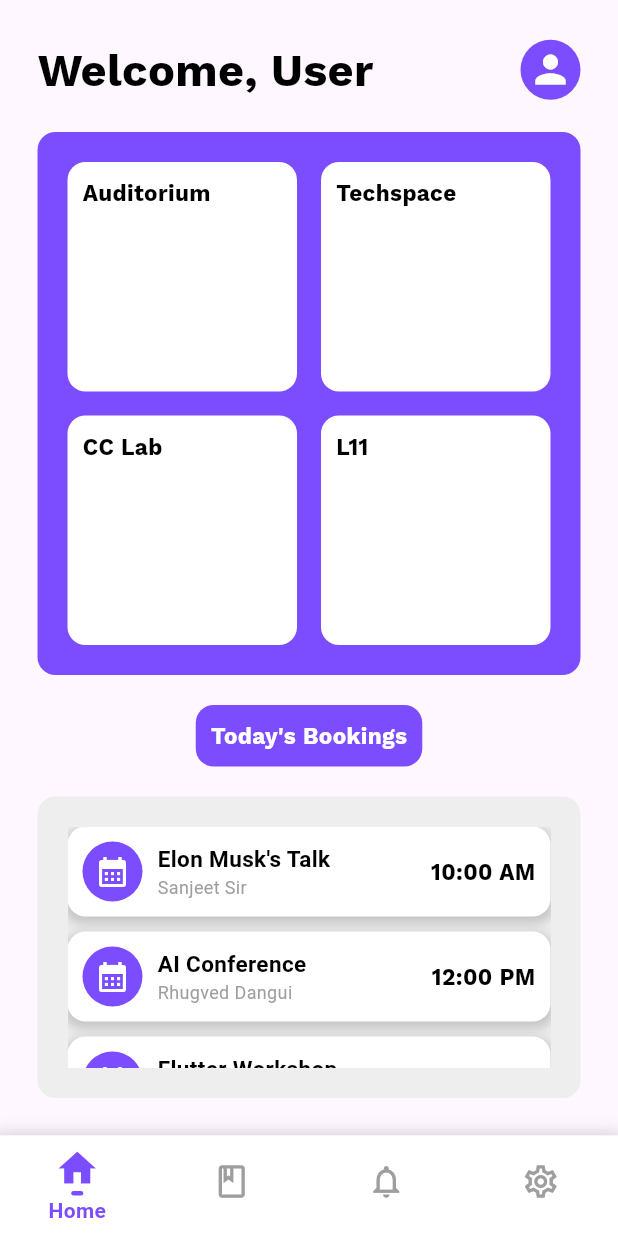
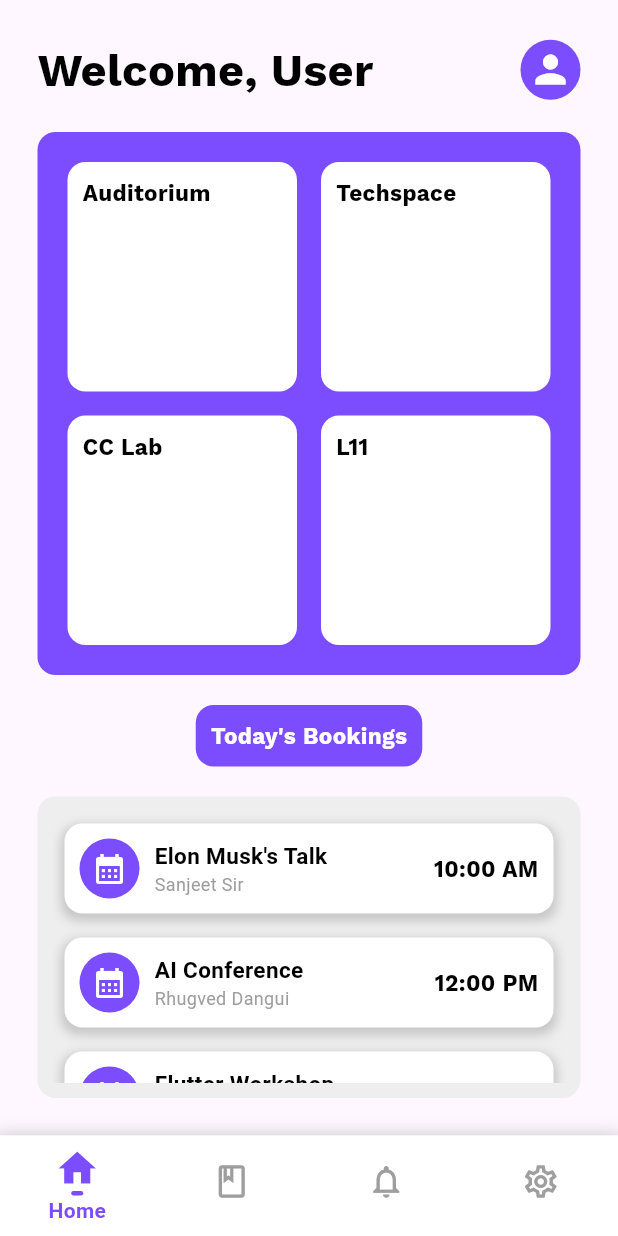
Before and after one commit to TeamEquinox-05/testapp05, a Flutter app: the screen it shows after launch, on a phone screen of 412 x 824 dp. Run offline on Flutter 3.47's test engine with Material 3 defaults, Android fonts, the phone set to English and light mode, and no system bars.

Commit message:
fixed shadow of list

```diff
--- a/lib/pages/homepage.dart
+++ b/lib/pages/homepage.dart
@@ -50,7 +50,6 @@ class _HomepageState extends State<Homepage> {
     {
       "place": "L11",
     },
-
   ];
 
   final List<Widget> _pages = [];
@@ -59,7 +58,8 @@ class _HomepageState extends State<Homepage> {
   void initState() {
     super.initState();
     _pages.add(
-      Padding(
+      SafeArea(
+        child: Padding(
           padding: const EdgeInsets.all(25.0),
           child: Column(
             children: [
@@ -146,7 +146,7 @@ class _HomepageState extends State<Homepage> {
                     color: Colors.grey[200],
                     borderRadius: BorderRadius.circular(12),
                   ),
-                padding: const EdgeInsets.all(20.0),
+                  padding: const EdgeInsets.all(10.0),
                   child: bookings.isEmpty
                       ? Center(
                           child: Text(
@@ -160,10 +160,13 @@ class _HomepageState extends State<Homepage> {
                           ),
                         )
                       : ListView.builder(
+                          shrinkWrap: true,
                           itemCount: bookings.length,
                           itemBuilder: (context, index) {
-                          return Container(
-                            margin: const EdgeInsets.only(bottom: 10.0),
+                            return Padding(
+                              padding: const EdgeInsets.all(8.0),
+                              child: Container(
+
                                 decoration: BoxDecoration(
                                   color: Colors.white,
                                   borderRadius: BorderRadius.circular(12),
@@ -178,12 +181,14 @@ class _HomepageState extends State<Homepage> {
                                 ),
                                 padding: const EdgeInsets.all(10.0),
                                 child: Row(
-                              mainAxisAlignment: MainAxisAlignment.spaceBetween,
+                                  mainAxisAlignment:
+                                      MainAxisAlignment.spaceBetween,
                                   children: [
                                     Row(
                                       children: [
                                         CircleAvatar(
-                                      backgroundColor: Colors.deepPurpleAccent,
+                                          backgroundColor:
+                                              Colors.deepPurpleAccent,
                                           child: Icon(
                                             Icons.calendar_month,
                                             color: Colors.white,
@@ -224,12 +229,14 @@ class _HomepageState extends State<Homepage> {
                                     ),
                                   ],
                                 ),
+                              ),
                             );
                           },
                         ),
                 ),
               ),
             ],
+          ),
         ),
       ),
     );
```
Lines whose indentation alone changed are shown as unchanged.
